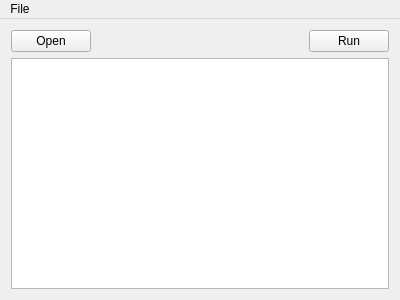
This is CImplimentations/mainwindow.ui in WillMueller/Thesis as Qt 5 draws it before an edit. The edited form follows.
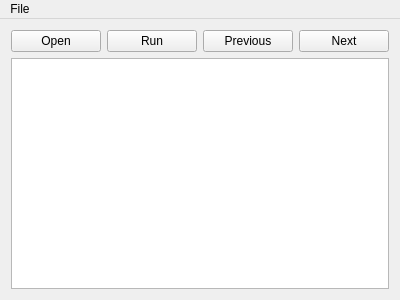
This is the edited form.

Patch:
```diff
--- a/CImplimentations/mainwindow.ui
+++ b/CImplimentations/mainwindow.ui
@@ -23,6 +23,13 @@
       <property name="topMargin">
        <number>0</number>
       </property>
+      <item row="1" column="3">
+       <widget class="QPushButton" name="next_button">
+        <property name="text">
+         <string>Next</string>
+        </property>
+       </widget>
+      </item>
       <item row="1" column="0">
        <widget class="QPushButton" name="open_button">
         <property name="text">
@@ -30,54 +37,22 @@
         </property>
        </widget>
       </item>
-      <item row="2" column="0" colspan="5">
+      <item row="2" column="0" colspan="4">
        <widget class="QGraphicsView" name="graphicsView"/>
       </item>
-      <item row="1" column="2">
-       <widget class="QLabel" name="open_label">
-        <property name="text">
-         <string/>
-        </property>
-       </widget>
-      </item>
       <item row="1" column="1">
-       <spacer name="horizontalSpacer">
-        <property name="orientation">
-         <enum>Qt::Horizontal</enum>
-        </property>
-        <property name="sizeType">
-         <enum>QSizePolicy::MinimumExpanding</enum>
-        </property>
-        <property name="sizeHint" stdset="0">
-         <size>
-          <width>40</width>
-          <height>20</height>
-         </size>
-        </property>
-       </spacer>
-      </item>
-      <item row="1" column="4">
        <widget class="QPushButton" name="run_button">
         <property name="text">
          <string>Run</string>
         </property>
        </widget>
       </item>
-      <item row="1" column="3">
-       <spacer name="horizontalSpacer_2">
-        <property name="orientation">
-         <enum>Qt::Horizontal</enum>
+      <item row="1" column="2">
+       <widget class="QPushButton" name="previous_button">
+        <property name="text">
+         <string>Previous</string>
         </property>
-        <property name="sizeType">
-         <enum>QSizePolicy::MinimumExpanding</enum>
-        </property>
-        <property name="sizeHint" stdset="0">
-         <size>
-          <width>40</width>
-          <height>20</height>
-         </size>
-        </property>
-       </spacer>
+       </widget>
       </item>
      </layout>
     </item>
```
